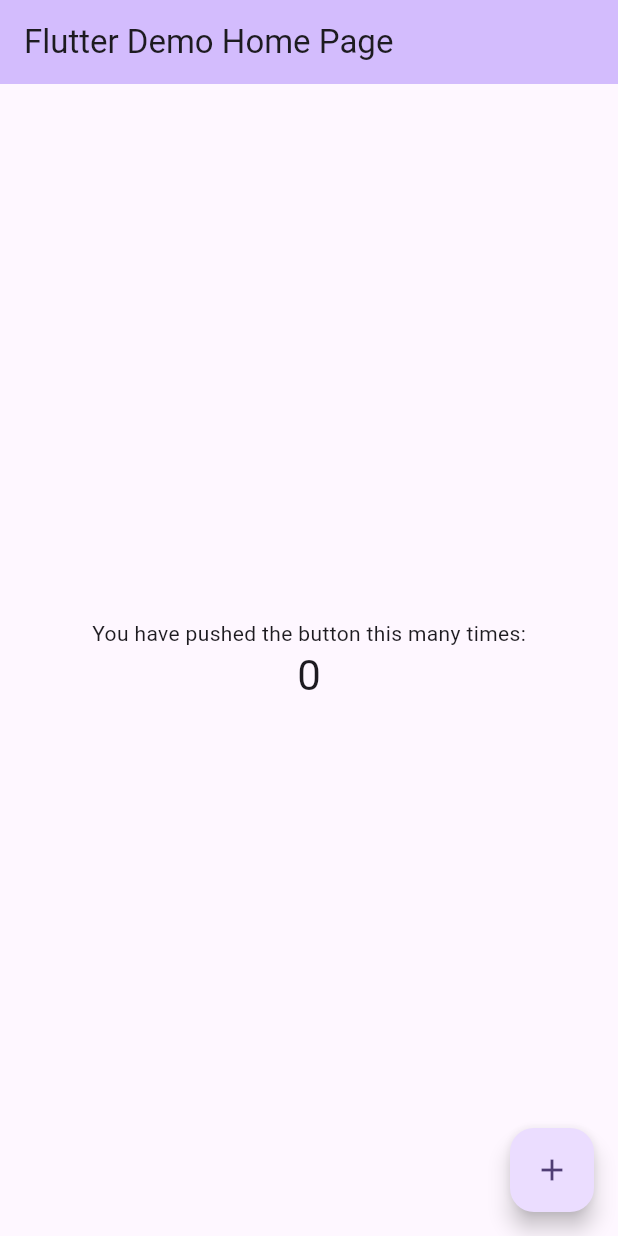
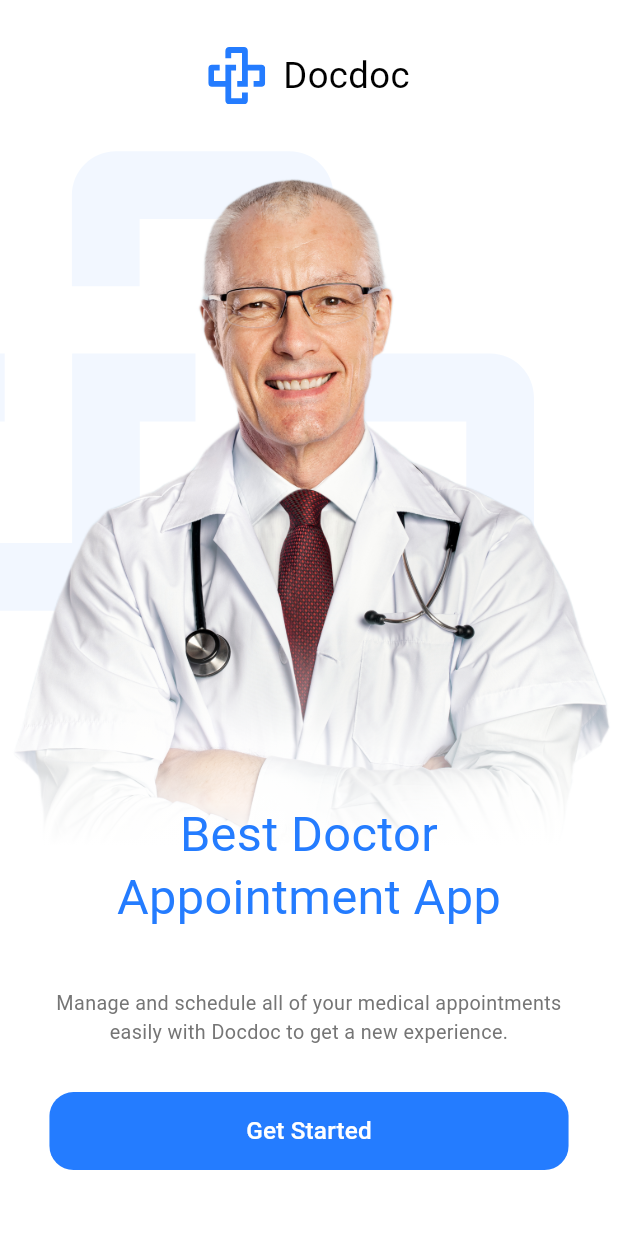
Before and after one commit to ZakariaEysa/doctor_reservation, a Flutter app: the screen it shows after launch, on a phone screen of 412 x 824 dp. Run offline on Flutter 3.47's test engine with Material 3 defaults, Android fonts, the phone set to English and light mode, and no system bars; our stand-ins replace flutter_screenutil, flutter_svg.

Commit message:
routing & theming &onboarding screen  done ✅

```diff
--- /dev/null
+++ b/lib/core/helpers/app_regex.dart
@@ -0,0 +1,37 @@
+class AppRegex {
+  static bool isEmailValid(String email) {
+    return RegExp(
+      r'^.+@[a-zA-Z]+\.{1}[a-zA-Z]+(\.{0,1}[a-zA-Z]+)$',
+    ).hasMatch(email);
+  }
+
+  static bool isPasswordValid(String password) {
+    return RegExp(
+      r"^(?=.*[a-z])(?=.*[A-Z])(?=.*\d)(?=.*[@$!%*?&])[A-Za-z\d@$!%*?&]{8,}$",
+    ).hasMatch(password);
+  }
+
+  static bool isPhoneNumberValid(String phoneNumber) {
+    return RegExp(r'^(010|011|012|015)[0-9]{8}$').hasMatch(phoneNumber);
+  }
+
+  static bool hasLowerCase(String password) {
+    return RegExp(r'^(?=.*[a-z])').hasMatch(password);
+  }
+
+  static bool hasUpperCase(String password) {
+    return RegExp(r'^(?=.*[A-Z])').hasMatch(password);
+  }
+
+  static bool hasNumber(String password) {
+    return RegExp(r'^(?=.*?[0-9])').hasMatch(password);
+  }
+
+  static bool hasSpecialCharacter(String password) {
+    return RegExp(r'^(?=.*?[#?!@$%^&*-])').hasMatch(password);
+  }
+
+  static bool hasMinLength(String password) {
+    return RegExp(r'^(?=.{8,})').hasMatch(password);
+  }
+}
--- /dev/null
+++ b/lib/core/helpers/extensions.dart
@@ -0,0 +1,28 @@
+import 'package:flutter/widgets.dart';
+
+extension Navigation on BuildContext {
+  Future<dynamic> pushNamed(String routeName, {Object? arguments}) {
+    return Navigator.of(this).pushNamed(routeName, arguments: arguments);
+  }
+
+  Future<dynamic> pushReplacementNamed(String routeName, {Object? arguments}) {
+    return Navigator.of(this)
+        .pushReplacementNamed(routeName, arguments: arguments);
+  }
+
+  Future<dynamic> pushNamedAndRemoveUntil(String routeName,
+      {Object? arguments, required RoutePredicate predicate}) {
+    return Navigator.of(this)
+        .pushNamedAndRemoveUntil(routeName, predicate, arguments: arguments);
+  }
+
+  void pop() => Navigator.of(this).pop();
+}
+
+extension StringExtension on String? {
+  bool isNullOrEmpty() => this == null || this == "";
+}
+
+extension ListExtension<T> on List<T>? {
+  bool isNullOrEmpty() => this == null || this!.isEmpty;
+}
--- /dev/null
+++ b/lib/core/routing/app_router.dart
@@ -0,0 +1,29 @@
+import 'package:flutter/material.dart';
+
+import '../../features/login/ui/widgets/screens/login_screen.dart';
+import '../../features/onboarding/onboarding_screen.dart';
+import 'routes.dart';
+
+class AppRouter {
+  Route generateRoute(RouteSettings settings) {
+    switch (settings.name) {
+      case Routes.onBoardingScreen:
+        return MaterialPageRoute(
+          builder: (context) => const OnboardingScreen(),
+        );
+      case Routes.loginScreen:
+        return MaterialPageRoute(builder: (context) => const LoginScreen());
+      default:
+        return MaterialPageRoute(
+          builder: (context) => Scaffold(
+            body: Center(
+              child: Text(
+                'Error: no route defined for this route name: ${settings.name}',
+              ),
+            ),
+          ),
+        );
+      // return MaterialPageRoute(builder: (context) => const ErrorScreen());
+    }
+  }
+}
--- /dev/null
+++ b/lib/core/routing/routes.dart
@@ -0,0 +1,7 @@
+class Routes {
+  static const String onBoardingScreen = '/onBoardingScreen';
+  static const String homeScreen = '/homeScreen';
+  static const String loginScreen = '/loginScreen';
+  static const String doctorScreen = '/doctorScreen';
+  static const String patientScreen = '/patientScreen';
+}
--- /dev/null
+++ b/lib/core/theming/colors.dart
@@ -0,0 +1,6 @@
+import 'package:flutter/material.dart';
+
+class ColorsManager {
+  static const Color mainBlue = Color(0xFF247CFF);
+  static const Color grey = Color(0xFF757575);
+}
--- /dev/null
+++ b/lib/core/theming/styles.dart
@@ -0,0 +1,28 @@
+import 'package:flutter/material.dart';
+import 'package:flutter_screenutil/flutter_screenutil.dart';
+
+import 'colors.dart';
+
+class TextStyles {
+  static TextStyle font24BlackBold = TextStyle(
+    fontSize: 24.sp,
+    // fontWeight: FontWeightHelper.bold,
+    color: Colors.black,
+  );
+
+  static TextStyle font32BlueBold = TextStyle(
+    fontSize: 32.sp,
+    // fontWeight: FontWeightHelper.bold,
+    color: ColorsManager.mainBlue,
+  );
+  static TextStyle font13GreyRegular = TextStyle(
+    fontSize: 13.sp,
+    // fontWeight: FontWeightHelper.bold,
+    color: ColorsManager.grey,
+  );
+  static TextStyle font16WhiteMedium = TextStyle(
+    fontSize: 16.sp,
+    // fontWeight: FontWeightHelper.bold,
+    color: Colors.white,
+  );
+}
--- /dev/null
+++ b/lib/doc_app.dart
@@ -0,0 +1,29 @@
+import 'package:doctor_reservation/core/routing/app_router.dart';
+import 'package:doctor_reservation/core/routing/routes.dart';
+import 'package:flutter/material.dart';
+import 'package:flutter_screenutil/flutter_screenutil.dart';
+
+import 'core/theming/colors.dart';
+
+class DocApp extends StatelessWidget {
+  final AppRouter appRouter;
+  const DocApp({super.key, required this.appRouter});
+
+  @override
+  Widget build(BuildContext context) {
+    return ScreenUtilInit(
+      designSize: Size(375, 812),
+      minTextAdapt: true,
+      splitScreenMode: true,
+      child: MaterialApp(
+        theme: ThemeData(
+          primaryColor: ColorsManager.mainBlue,
+          scaffoldBackgroundColor: Colors.white,
+        ),
+        onGenerateRoute: appRouter.generateRoute,
+        initialRoute: Routes.onBoardingScreen,
+        debugShowCheckedModeBanner: false,
+      ),
+    );
+  }
+}
--- /dev/null
+++ b/lib/features/login/ui/widgets/screens/login_screen.dart
@@ -0,0 +1,14 @@
+import 'package:flutter/material.dart';
+
+class LoginScreen extends StatelessWidget {
+  const LoginScreen({super.key});
+
+  @override
+  Widget build(BuildContext context) {
+    return const Scaffold(
+      body: Center(
+        child: Text('Login Screen'),
+      ),
+    );
+  }
+}
--- /dev/null
+++ b/lib/features/onboarding/onboarding_screen.dart
@@ -0,0 +1,46 @@
+import 'package:doctor_reservation/features/onboarding/widgets/doctor_image_and_text.dart';
+import 'package:doctor_reservation/features/onboarding/widgets/get_started_button.dart';
+import 'package:doctor_reservation/features/onboarding/widgets/logo_and_title.dart';
+import 'package:flutter/material.dart';
+import 'package:flutter_screenutil/flutter_screenutil.dart';
+
+import '../../core/theming/styles.dart';
+
+class OnboardingScreen extends StatelessWidget {
+  const OnboardingScreen({super.key});
+
+  @override
+  Widget build(BuildContext context) {
+    return SafeArea(
+      child: Scaffold(
+        body: SingleChildScrollView(
+          child: Padding(
+            padding: EdgeInsets.only(top: 30.h, bottom: 30.h),
+            child: Column(
+              children: [
+                LogoAndTitle(),
+                SizedBox(height: 30.h),
+                DoctorImageAndText(),
+                SizedBox(height: 20.h),
+                Padding(
+                  padding: EdgeInsets.symmetric(horizontal: 30.w),
+                  child: Column(
+                    children: [
+                      Text(
+                        textAlign: TextAlign.center,
+                        "Manage and schedule all of your medical appointments easily with Docdoc to get a new experience.",
+                        style: TextStyles.font13GreyRegular,
+                      ),
+                      SizedBox(height: 30.h),
+                      GetStartedButton(),
+                    ],
+                  ),
+                ),
+              ],
+            ),
+          ),
+        ),
+      ),
+    );
+  }
+}
--- /dev/null
+++ b/lib/features/onboarding/widgets/doctor_image_and_text.dart
@@ -0,0 +1,40 @@
+import 'package:flutter/material.dart';
+import 'package:flutter_svg/flutter_svg.dart';
+
+import '../../../core/theming/styles.dart';
+
+class DoctorImageAndText extends StatelessWidget {
+  const DoctorImageAndText({super.key});
+
+  @override
+  Widget build(BuildContext context) {
+    return Stack(
+      children: [
+        SvgPicture.asset("assets/svgs/docdoc_logo_with_opacity.svg"),
+        Container(
+          foregroundDecoration: BoxDecoration(
+            gradient: LinearGradient(
+              colors: [Colors.white, Colors.white.withOpacity(0.0)],
+              begin: Alignment.bottomCenter,
+              end: Alignment.topCenter,
+              stops: [0.14, 0.4],
+            ),
+          ),
+
+          child: Image.asset("assets/images/onboarding_doctor.png"),
+        ),
+        Positioned(
+          bottom: 20,
+
+          left: 0,
+          right: 0,
+          child: Text(
+            textAlign: TextAlign.center,
+            "Best Doctor \nAppointment App",
+            style: TextStyles.font32BlueBold.copyWith(height: 1.3),
+          ),
+        ),
+      ],
+    );
+  }
+}
--- /dev/null
+++ b/lib/features/onboarding/widgets/get_started_button.dart
@@ -0,0 +1,28 @@
+import 'package:doctor_reservation/core/helpers/extensions.dart';
+import 'package:flutter/material.dart';
+
+import '../../../core/routing/routes.dart';
+import '../../../core/theming/colors.dart';
+import '../../../core/theming/styles.dart';
+
+class GetStartedButton extends StatelessWidget {
+  const GetStartedButton({super.key});
+
+  @override
+  Widget build(BuildContext context) {
+    return TextButton(
+      onPressed: () {
+        context.pushNamed(Routes.loginScreen);
+      },
+      style: ButtonStyle(
+        backgroundColor: MaterialStateProperty.all(ColorsManager.mainBlue),
+        tapTargetSize: MaterialTapTargetSize.shrinkWrap,
+        minimumSize: MaterialStateProperty.all(const Size(double.infinity, 52)),
+        shape: MaterialStateProperty.all(
+          RoundedRectangleBorder(borderRadius: BorderRadius.circular(16)),
+        ),
+      ),
+      child: Text('Get Started', style: TextStyles.font16WhiteMedium),
+    );
+  }
+}
--- /dev/null
+++ b/lib/features/onboarding/widgets/logo_and_title.dart
@@ -0,0 +1,22 @@
+import 'package:flutter/material.dart';
+import 'package:flutter_screenutil/flutter_screenutil.dart';
+import 'package:flutter_svg/svg.dart';
+
+import '../../../core/theming/styles.dart';
+
+class LogoAndTitle extends StatelessWidget {
+  const LogoAndTitle({super.key});
+
+  @override
+  Widget build(BuildContext context) {
+    return Row(
+      mainAxisAlignment: MainAxisAlignment.center,
+
+      children: [
+        SvgPicture.asset("assets/svgs/docdoc_logo.svg"),
+        SizedBox(width: 10.w),
+        Text("Docdoc", style: TextStyles.font24BlackBold),
+      ],
+    );
+  }
+}
--- a/lib/main.dart
+++ b/lib/main.dart
@@ -1,123 +1,8 @@
+import 'package:doctor_reservation/core/routing/app_router.dart';
 import 'package:flutter/material.dart';
 
+import 'doc_app.dart';
+
 void main() {
-  runApp(const MyApp());
+  runApp(DocApp( appRouter: AppRouter(),));
 }
-
-class MyApp extends StatelessWidget {
-  const MyApp({super.key});
-
-  // This widget is the root of your application.
-  @override
-  Widget build(BuildContext context) {
-    return MaterialApp(
-      debugShowCheckedModeBanner: false,
-      title: 'Flutter Demo',
-      theme: ThemeData(
-        // This is the theme of your application.
-        //
-        // TRY THIS: Try running your application with "flutter run". You'll see
-        // the application has a purple toolbar. Then, without quitting the app,
-        // try changing the seedColor in the colorScheme below to Colors.green
-        // and then invoke "hot reload" (save your changes or press the "hot
-        // reload" button in a Flutter-supported IDE, or press "r" if you used
-        // the command line to start the app).
-        //
-        // Notice that the counter didn't reset back to zero; the application
-        // state is not lost during the reload. To reset the state, use hot
-        // restart instead.
-        //
-        // This works for code too, not just values: Most code changes can be
-        // tested with just a hot reload.
-        colorScheme: ColorScheme.fromSeed(seedColor: Colors.deepPurple),
-      ),
-      home: const MyHomePage(title: 'Flutter Demo Home Page'),
-    );
-  }
-}
-
-class MyHomePage extends StatefulWidget {
-  const MyHomePage({super.key, required this.title});
-
-  // This widget is the home page of your application. It is stateful, meaning
-  // that it has a State object (defined below) that contains fields that affect
-  // how it looks.
-
-  // This class is the configuration for the state. It holds the values (in this
-  // case the title) provided by the parent (in this case the App widget) and
-  // used by the build method of the State. Fields in a Widget subclass are
-  // always marked "final".
-
-  final String title;
-
-  @override
-  State<MyHomePage> createState() => _MyHomePageState();
-}
-
-class _MyHomePageState extends State<MyHomePage> {
-  int _counter = 0;
-
-  void _incrementCounter() {
-    setState(() {
-      // This call to setState tells the Flutter framework that something has
-      // changed in this State, which causes it to rerun the build method below
-      // so that the display can reflect the updated values. If we changed
-      // _counter without calling setState(), then the build method would not be
-      // called again, and so nothing would appear to happen.
-      _counter++;
-    });
-  }
-
-  @override
-  Widget build(BuildContext context) {
-    // This method is rerun every time setState is called, for instance as done
-    // by the _incrementCounter method above.
-    //
-    // The Flutter framework has been optimized to make rerunning build methods
-    // fast, so that you can just rebuild anything that needs updating rather
-    // than having to individually change instances of widgets.
-    return Scaffold(
-      appBar: AppBar(
-        // TRY THIS: Try changing the color here to a specific color (to
-        // Colors.amber, perhaps?) and trigger a hot reload to see the AppBar
-        // change color while the other colors stay the same.
-        backgroundColor: Theme.of(context).colorScheme.inversePrimary,
-        // Here we take the value from the MyHomePage object that was created by
-        // the App.build method, and use it to set our appbar title.
-        title: Text(widget.title),
-      ),
-      body: Center(
-        // Center is a layout widget. It takes a single child and positions it
-        // in the middle of the parent.
-        child: Column(
-          // Column is also a layout widget. It takes a list of children and
-          // arranges them vertically. By default, it sizes itself to fit its
-          // children horizontally, and tries to be as tall as its parent.
-          //
-          // Column has various properties to control how it sizes itself and
-          // how it positions its children. Here we use mainAxisAlignment to
-          // center the children vertically; the main axis here is the vertical
-          // axis because Columns are vertical (the cross axis would be
-          // horizontal).
-          //
-          // TRY THIS: Invoke "debug painting" (choose the "Toggle Debug Paint"
-          // action in the IDE, or press "p" in the console), to see the
-          // wireframe for each widget.
-          mainAxisAlignment: MainAxisAlignment.center,
-          children: <Widget>[
-            const Text('You have pushed the button this many times:'),
-            Text(
-              '$_counter',
-              style: Theme.of(context).textTheme.headlineMedium,
-            ),
-          ],
-        ),
-      ),
-      floatingActionButton: FloatingActionButton(
-        onPressed: _incrementCounter,
-        tooltip: 'Increment',
-        child: const Icon(Icons.add),
-      ), // This trailing comma makes auto-formatting nicer for build methods.
-    );
-  }
-}
```
Also changed, not shown: pubspec.yaml (+8 -1 lines), assets/icons/Group.svg (added), assets/images/onboarding_doctor.png (added), assets/svgs/docdoc_logo.svg (added), assets/svgs/docdoc_logo_with_opacity.svg (added), 2 other files.
